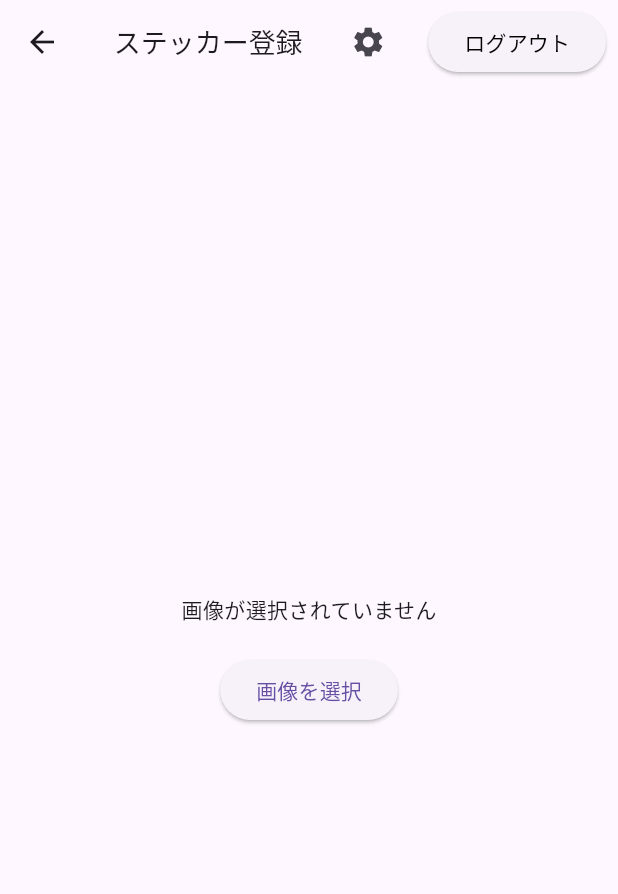
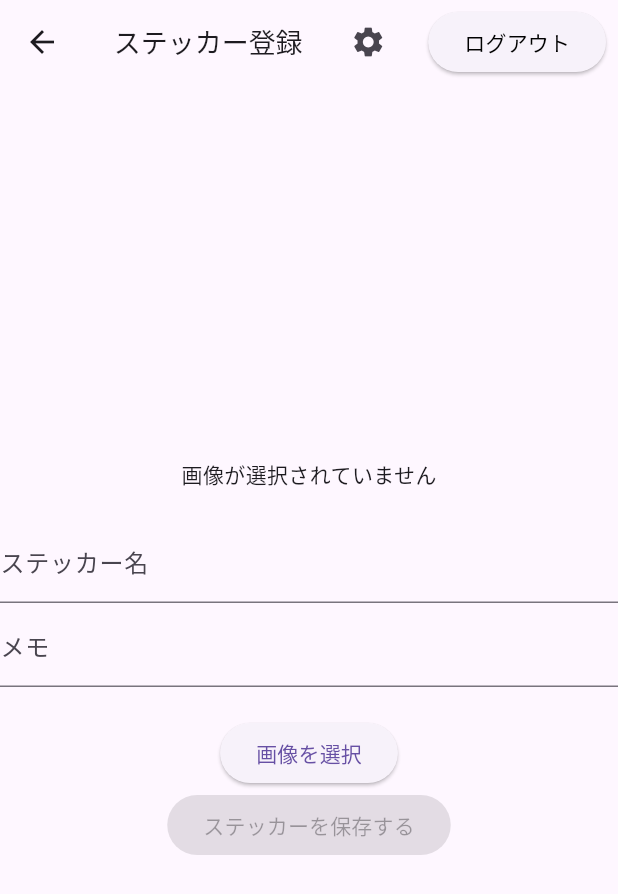
Before and after one commit to shomaozasa/StickerMemory, a Flutter app: the ImagePickerPage screen opened by its route, after a tap on "画像を選択", on a phone screen of 412 x 824 dp. Shown: the top 894 px of the screen. Run offline on Flutter 3.47's test engine with Material 3 defaults, Android fonts, the light colour scheme and no system bars; our stand-ins replace cloud_firestore, firebase_auth, firebase_core, firebase_storage, image_picker; accounts and stored records are empty.

Commit message:
sticker登録

```diff
--- a/sticker_memory/lib/pages/registration_sticker.dart
+++ b/sticker_memory/lib/pages/registration_sticker.dart
@@ -1,11 +1,10 @@
-import 'package:firebase_core/firebase_core.dart';
 import 'package:flutter/material.dart';
 import 'dart:io';
 import 'package:image_picker/image_picker.dart';
 import 'package:sticker_memory/pages/custom_appbar.dart';
 import 'package:firebase_storage/firebase_storage.dart';
-import 'package:image_picker/image_picker.dart';
-import 'package:path_provider/path_provider.dart';
+import 'package:cloud_firestore/cloud_firestore.dart';
+import 'package:firebase_auth/firebase_auth.dart';
 
 class ImagePickerPage extends StatefulWidget {
   @override
@@ -14,6 +13,9 @@ class ImagePickerPage extends StatefulWidget {
 
 class _ImagePickerPageState extends State<ImagePickerPage> {
   File? _selectedImage;
+  final TextEditingController _titleController = TextEditingController();
+  final TextEditingController _memoController = TextEditingController();
+  final user = FirebaseAuth.instance.currentUser!;
 
   Future<void> _pickImage() async {
     final picker = ImagePicker();
@@ -23,13 +25,27 @@ class _ImagePickerPageState extends State<ImagePickerPage> {
       setState(() {
         _selectedImage = File(image.path);
       });
-      File file = File(image.path);
+    }
+  }
+
+  Future<void> _uploadImageToFirebase(File file) async {
     FirebaseStorage storage = FirebaseStorage.instance;
+    final ref = storage.ref(
+      'stickers/${user.displayName}/${file.uri.pathSegments.last}',
+    );
     try {
       // Firebase Storageに画像をアップロード
-        await storage
-            .ref('stickers/${file.uri.pathSegments.last}')
-            .putFile(file);
+      await ref.putFile(file);
+      final imageUrl = await ref.getDownloadURL();
+      // Firestoreに画像のURLを保存
+      await FirebaseFirestore.instance.collection('stickers').add({
+        'userId': user.uid,
+        'title': _titleController.text,
+        'memo': _memoController.text,
+        'date': Timestamp.now(),
+        'imageUrl': imageUrl,
+      });
+      // アップロード成功のメッセージ
       ScaffoldMessenger.of(
         context,
       ).showSnackBar(SnackBar(content: Text('画像がアップロードされました')));
@@ -37,7 +53,6 @@ class _ImagePickerPageState extends State<ImagePickerPage> {
       ScaffoldMessenger.of(
         context,
       ).showSnackBar(SnackBar(content: Text('アップロードエラー: ${e.toString()}')));
-      }
     }
   }
 
@@ -57,8 +72,24 @@ class _ImagePickerPageState extends State<ImagePickerPage> {
                   fit: BoxFit.cover,
                 )
                 : Text('画像が選択されていません'),
-            SizedBox(height: 20),
+            const SizedBox(height: 20),
+            TextField(
+              controller: _titleController,
+              decoration: InputDecoration(labelText: 'ステッカー名'),
+            ),
+            TextField(
+              controller: _memoController,
+              decoration: InputDecoration(labelText: 'メモ'),
+            ),
+            const SizedBox(height: 20),
             ElevatedButton(onPressed: _pickImage, child: Text('画像を選択')),
+            ElevatedButton(
+              onPressed:
+                  _selectedImage != null
+                      ? () => _uploadImageToFirebase(_selectedImage!)
+                      : null,
+              child: Text('ステッカーを保存する'),
+            ),
           ],
         ),
       ),
```
Lines whose indentation alone changed are shown as unchanged.
